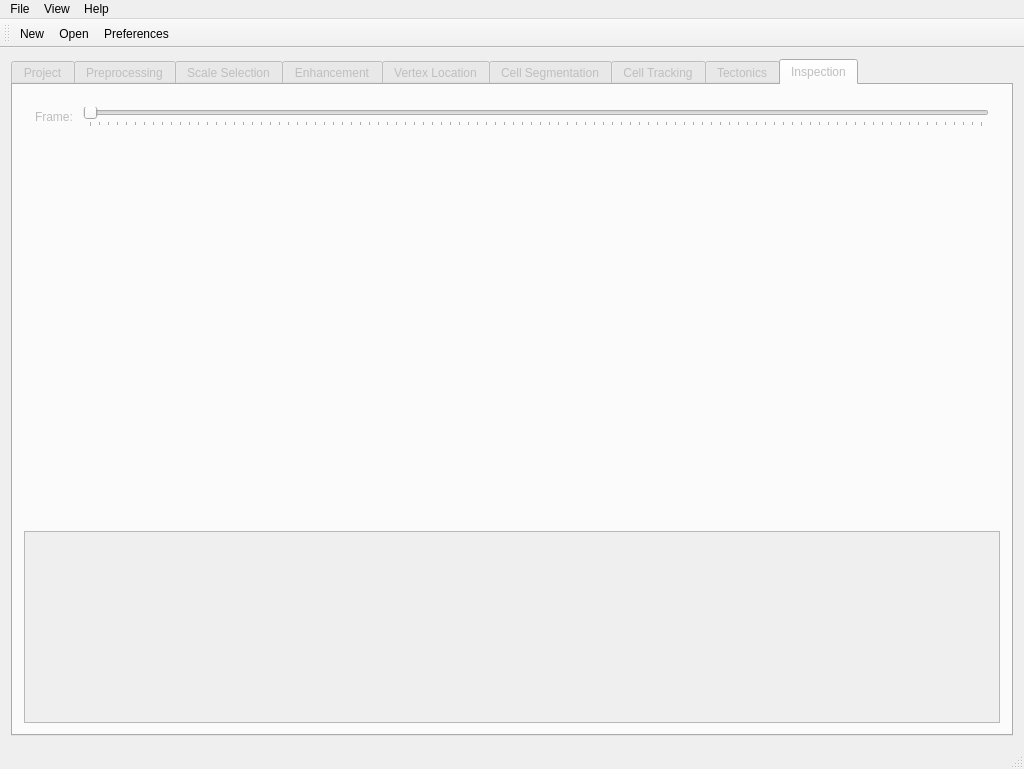
First picture: the form in GUI/NewGUI/tttmainwindow.ui, repository morganrcu/TTT, before the edit.
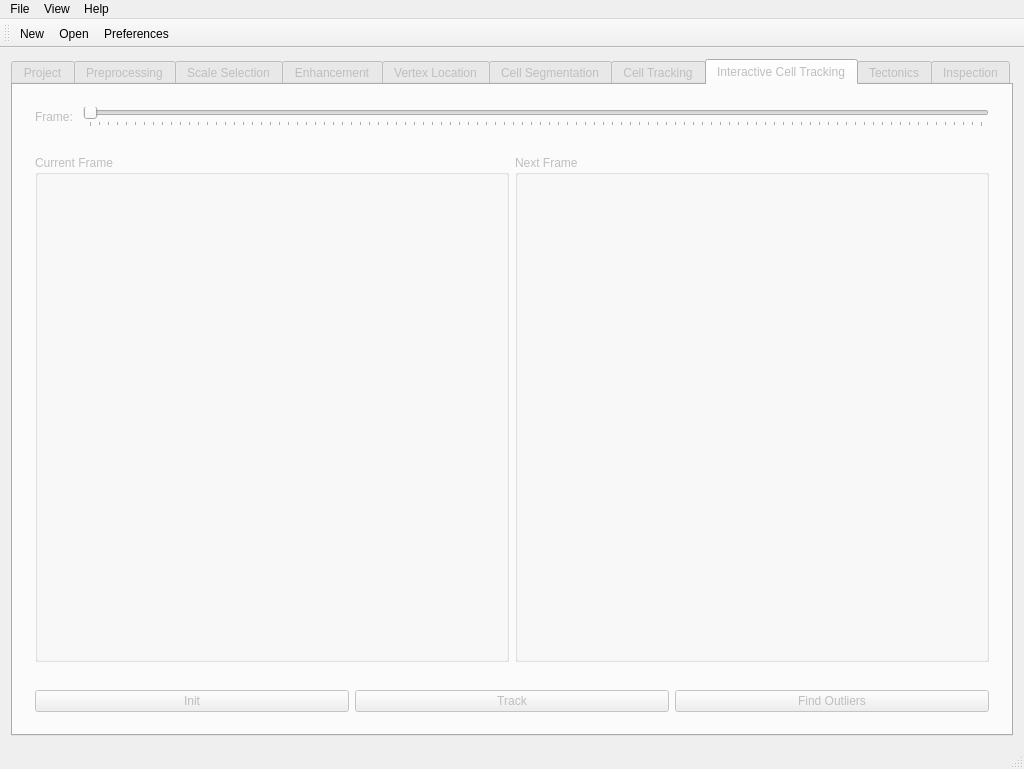
Second picture: the form after the edit. The open tabs and pages were chosen to show the change. Icons and pictures are not drawn. Custom widgets are drawn as their Qt base class.

Diff of the .ui file:
```diff
--- a/GUI/NewGUI/tttmainwindow.ui
+++ b/GUI/NewGUI/tttmainwindow.ui
@@ -1050,6 +1050,116 @@
         </item>
        </layout>
       </widget>
+      <widget class="QWidget" name="interactiveCellTrackingTab">
+       <attribute name="title">
+        <string>Interactive Cell Tracking</string>
+       </attribute>
+       <layout class="QVBoxLayout" name="verticalLayout_19">
+        <item>
+         <widget class="QWidget" name="widget_23" native="true">
+          <property name="sizePolicy">
+           <sizepolicy hsizetype="Minimum" vsizetype="Minimum">
+            <horstretch>0</horstretch>
+            <verstretch>0</verstretch>
+           </sizepolicy>
+          </property>
+          <layout class="QHBoxLayout" name="horizontalLayout_20">
+           <item>
+            <widget class="QLabel" name="label_14">
+             <property name="text">
+              <string>Frame: </string>
+             </property>
+            </widget>
+           </item>
+           <item>
+            <widget class="QSlider" name="trackingSlider_2">
+             <property name="orientation">
+              <enum>Qt::Horizontal</enum>
+             </property>
+             <property name="tickPosition">
+              <enum>QSlider::TicksBelow</enum>
+             </property>
+             <property name="tickInterval">
+              <number>1</number>
+             </property>
+            </widget>
+           </item>
+          </layout>
+         </widget>
+        </item>
+        <item>
+         <widget class="QWidget" name="interactiveCellTrackingCentralWidget" native="true">
+          <layout class="QHBoxLayout" name="horizontalLayout_21">
+           <item>
+            <widget class="QGroupBox" name="previousTrackingGroupBox">
+             <property name="title">
+              <string>Current Frame</string>
+             </property>
+             <layout class="QVBoxLayout" name="verticalLayout_20">
+              <item>
+               <widget class="QVTKWidget" name="previousTrackingQVTKView" native="true">
+                <property name="sizePolicy">
+                 <sizepolicy hsizetype="Expanding" vsizetype="Expanding">
+                  <horstretch>0</horstretch>
+                  <verstretch>0</verstretch>
+                 </sizepolicy>
+                </property>
+               </widget>
+              </item>
+             </layout>
+            </widget>
+           </item>
+           <item>
+            <widget class="QGroupBox" name="currentTrackingGroupBox">
+             <property name="title">
+              <string>Next Frame</string>
+             </property>
+             <layout class="QVBoxLayout" name="verticalLayout_21">
+              <item>
+               <widget class="QVTKWidget" name="currentTrackingQVTKView" native="true">
+                <property name="sizePolicy">
+                 <sizepolicy hsizetype="Expanding" vsizetype="Expanding">
+                  <horstretch>0</horstretch>
+                  <verstretch>0</verstretch>
+                 </sizepolicy>
+                </property>
+               </widget>
+              </item>
+             </layout>
+            </widget>
+           </item>
+          </layout>
+         </widget>
+        </item>
+        <item>
+         <widget class="QWidget" name="widget_15" native="true">
+          <layout class="QHBoxLayout" name="horizontalLayout_22">
+           <item>
+            <widget class="QPushButton" name="initTracksButton">
+             <property name="text">
+              <string>Init</string>
+             </property>
+            </widget>
+           </item>
+           <item>
+            <widget class="QPushButton" name="pushButton">
+             <property name="text">
+              <string>Track</string>
+             </property>
+            </widget>
+           </item>
+           <item>
+            <widget class="QPushButton" name="findOutliersButton">
+             <property name="text">
+              <string>Find Outliers</string>
+             </property>
+            </widget>
+           </item>
+          </layout>
+         </widget>
+        </item>
+       </layout>
+      </widget>
       <widget class="QWidget" name="tectonicsTab">
        <attribute name="title">
         <string>Tectonics</string>
@@ -1252,7 +1362,7 @@
          </widget>
         </item>
         <item>
-         <widget class="QTableWidget" name="tableWidget">
+         <widget class="QTableView" name="featureInspectionTableView">
           <property name="sizePolicy">
            <sizepolicy hsizetype="Expanding" vsizetype="Minimum">
             <horstretch>0</horstretch>
```
Left out of the diff: 22 changed lines with no effect on the pictures.
